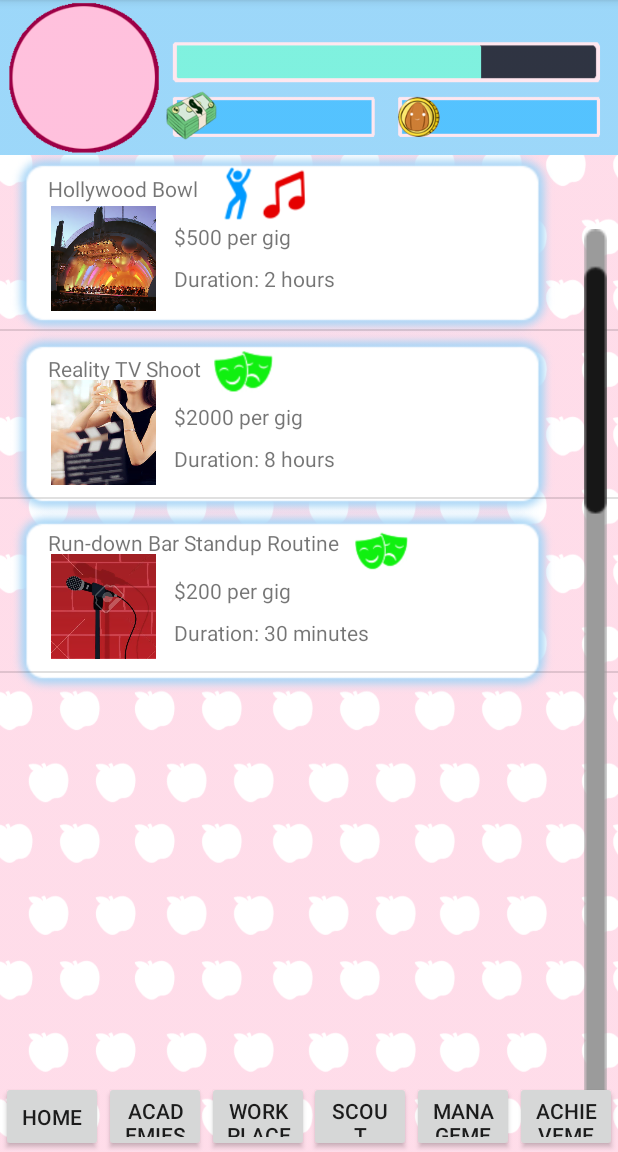
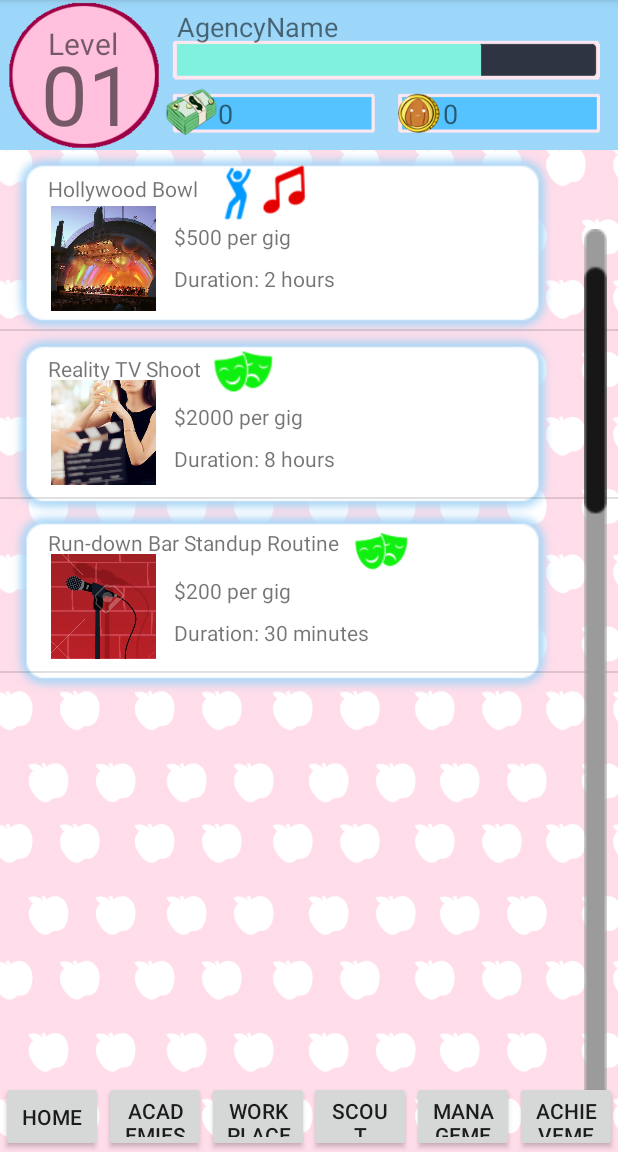
Before and after one commit to ringating/idleidols, an Android app: the Work screen opened directly, with no data from a screen before it, on a phone screen of 412 x 824 dp, the part 84-1236 px from its top. Run offline under Robolectric (Android 15) with nearby library versions, the light colour scheme and no system bars.

Commit message:
Just decided to upload unto the same branch. Not a biggy. For some reason, things went awry

```diff
--- a/app/src/main/res/layout/idol_work.xml
+++ b/app/src/main/res/layout/idol_work.xml
@@ -7,13 +7,14 @@
     android:background="@drawable/background"
     tools:context=".MainActivity">
 
-    <ImageView
-        android:id="@+id/imageView11"
-        android:layout_width="0dp"
-        android:layout_height="103dp"
+    <fragment
+        android:id="@+id/header"
+        android:name="com.example.myapplication.HeaderFragment"
+        android:layout_width="match_parent"
+        android:layout_height="100dp"
+        app:layout_constraintEnd_toEndOf="parent"
         app:layout_constraintStart_toStartOf="parent"
-        app:layout_constraintTop_toTopOf="parent"
-        app:srcCompat="@drawable/header" />
+        app:layout_constraintTop_toTopOf="parent" />
 
     <ImageView
         android:id="@+id/imageView8"
@@ -223,7 +224,7 @@
         android:layout_marginLeft="32dp"
         android:layout_marginTop="7dp"
         app:layout_constraintStart_toStartOf="@id/imageView5"
-        app:layout_constraintTop_toBottomOf="@+id/imageView11"
+        app:layout_constraintTop_toBottomOf="@+id/header"
         app:srcCompat="@drawable/affinity_sing" />
 
     <ImageView
```
Also changed, not shown: app/src/main/res/layout/idol_achievements.xml (+7 -6 lines), app/src/main/res/layout/idol_train.xml (+7 -6 lines), app/src/main/res/layout/management.xml (+6 -6 lines), app/src/main/res/layout/scout.xml (+6 -5 lines).
